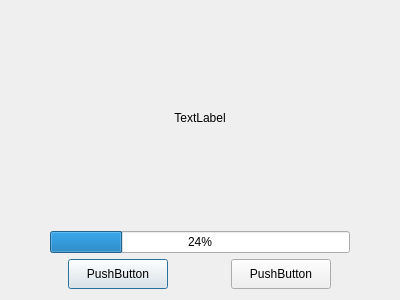
The window that chat/tcpclient.ui (lyan1989/QTWS) describes before a commit, drawn with Qt 5.
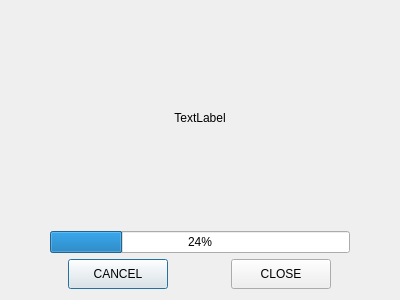
The same window after the commit.

Diff of the .ui file:
```diff
--- a/chat/tcpclient.ui
+++ b/chat/tcpclient.ui
@@ -90,7 +90,7 @@
         </size>
        </property>
        <property name="text">
-        <string>PushButton</string>
+        <string>CANCEL</string>
        </property>
       </widget>
      </item>
@@ -109,7 +109,7 @@
         </size>
        </property>
        <property name="text">
-        <string>PushButton</string>
+        <string>CLOSE</string>
        </property>
       </widget>
      </item>
```
Left out of the diff: 2 changed lines with no effect on the pictures.
